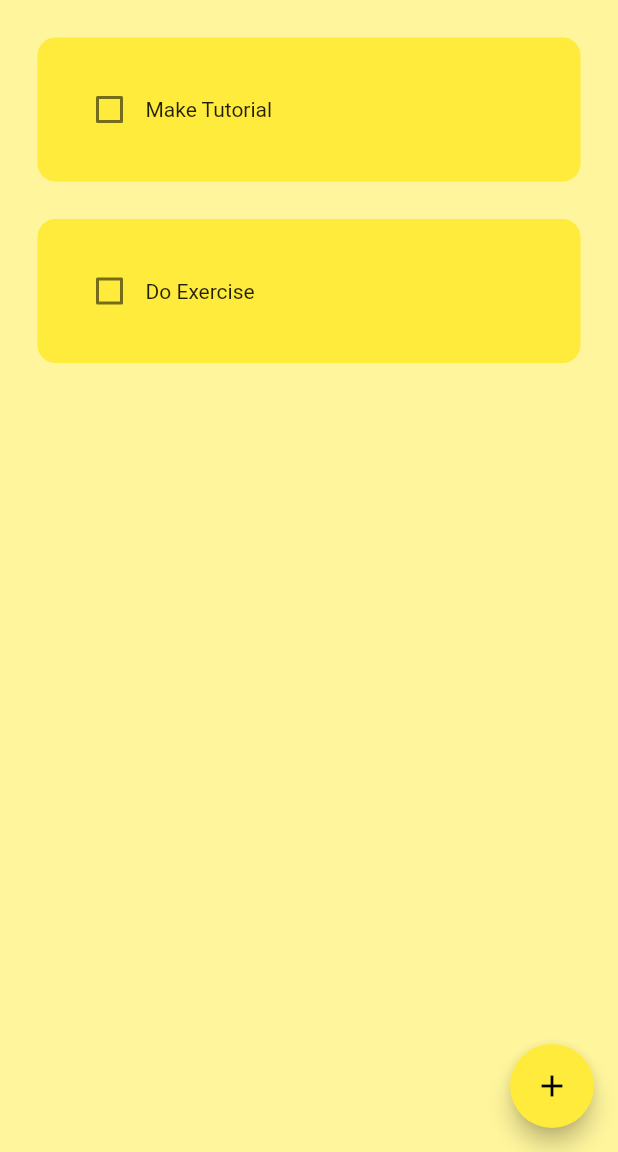
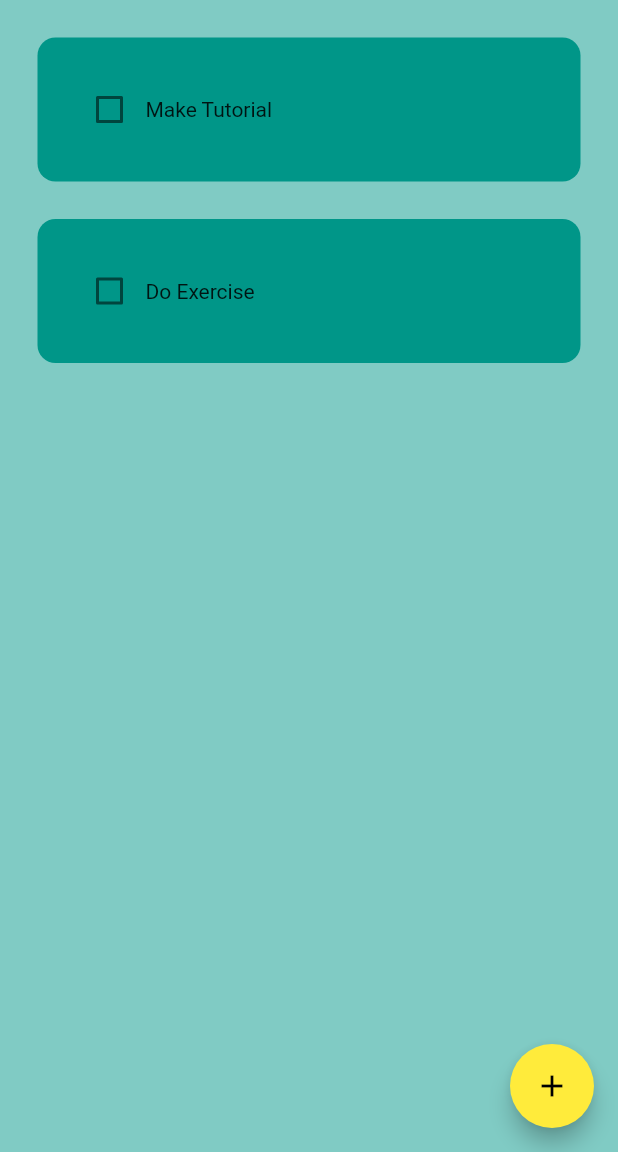
Before and after one commit to Deviletha/todo-project, a Flutter app: the screen it shows after launch, on a phone screen of 412 x 824 dp, the part 84-1236 px from its top. Run offline on Flutter 3.47's test engine with Material 2 defaults, Android fonts, the phone set to English and light mode, and no system bars; drawn by our look-alikes of flutter_slidable; our stand-ins replace hive_flutter; accounts and stored records are empty.

Commit message:
Initial commit

```diff
--- a/lib/Screens/Home_screen.dart
+++ b/lib/Screens/Home_screen.dart
@@ -75,7 +75,7 @@ class _HomePageState extends State<HomePage> {
   @override
   Widget build(BuildContext context) {
     return Scaffold(
-      backgroundColor: Colors.yellow[200],
+      backgroundColor: Colors.teal[200],
       appBar: AppBar(
         title: Text('TO DO'),
         elevation: 0,
--- a/lib/Utility/todo_tile.dart
+++ b/lib/Utility/todo_tile.dart
@@ -26,7 +26,7 @@ class ToDoTile extends StatelessWidget {
             SlidableAction(
               onPressed: deleteFunction,
               icon: Icons.delete,
-              backgroundColor: Colors.red.shade300,
+              backgroundColor: Colors.redAccent.shade100,
               borderRadius: BorderRadius.circular(12),
             )
           ],
@@ -34,7 +34,7 @@ class ToDoTile extends StatelessWidget {
         child: Container(
           padding: EdgeInsets.all(24),
           decoration: BoxDecoration(
-            color: Colors.yellow,
+            color: Colors.teal,
             borderRadius: BorderRadius.circular(12),
           ),
           child: Row(
```
